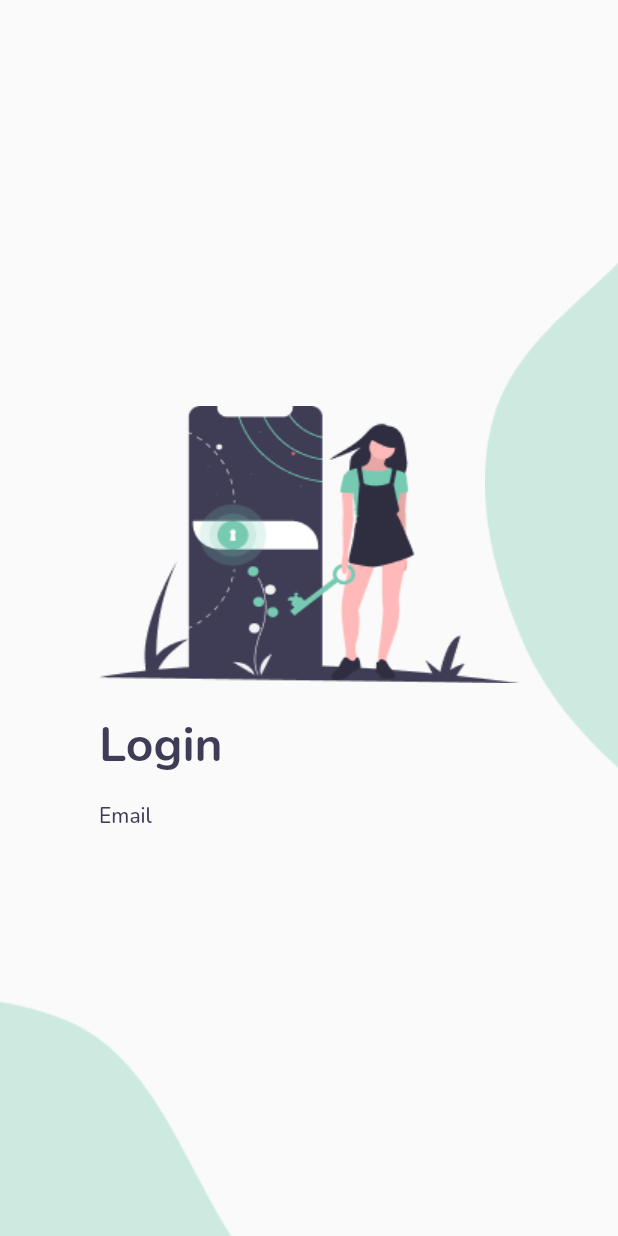
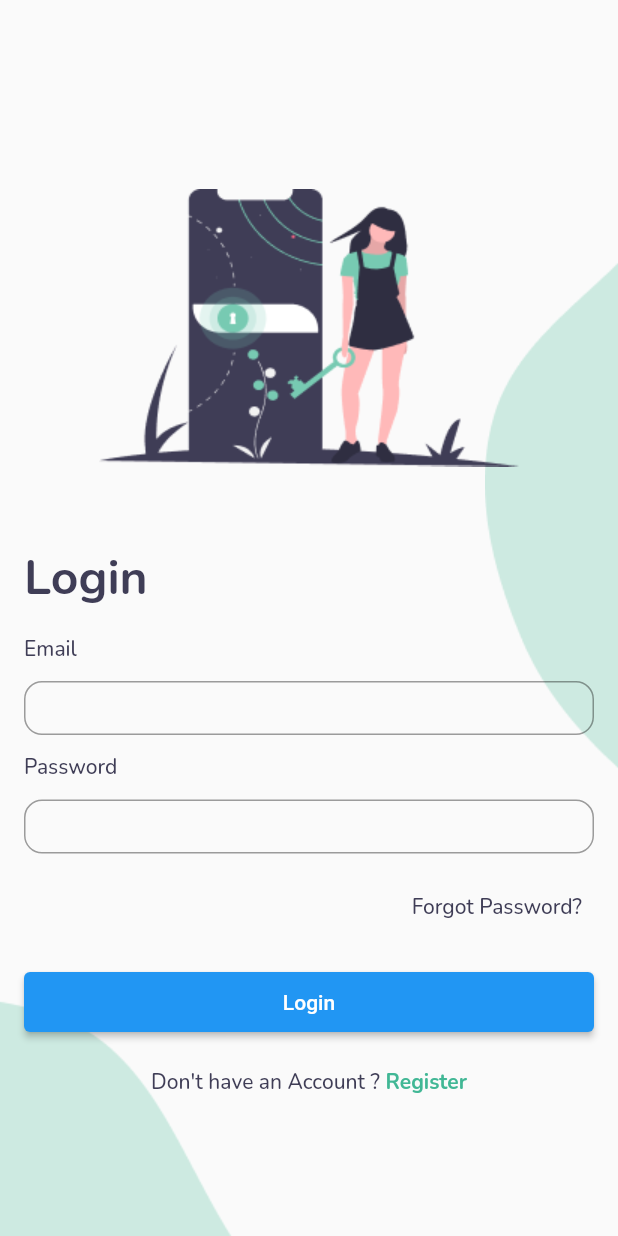
Before and after one commit to BukuTamuKita/Visity-MobileFlutter, a Flutter app: the screen it shows after launch, after a tap on "Get Started ➜", on a phone screen of 412 x 824 dp. Run offline on Flutter 3.47's test engine with Material 2 defaults, Android fonts, the phone set to English and light mode, and no system bars; our stand-ins replace google_fonts.

Commit message:
LoginPageCommit_1

```diff
--- a/lib/constants/style_constants.dart
+++ b/lib/constants/style_constants.dart
@@ -10,3 +10,4 @@ var HTextStyle3 = GoogleFonts.nunito(fontWeight: FontWeight.w700, color: TextCol
 //loginpage text
 var LPTextStyle1 = GoogleFonts.nunito(fontWeight: FontWeight.w700, color: TextColor1, fontSize: 32);
 var LPTextStyle2 = GoogleFonts.nunito(fontWeight: FontWeight.w500, color: TextColor1, fontSize: 14);
+var LPTextStyle3 = GoogleFonts.nunito(fontWeight: FontWeight.w700, color: TextColor2, fontSize: 14);
--- /dev/null
+++ b/lib/screens/homescreen/components/RoundedInputField.dart
@@ -0,0 +1,27 @@
+import 'package:bukutamu_android/screens/homescreen/components/text_field_container.dart';
+import 'package:flutter/material.dart';
+
+class RoundedInputField extends StatelessWidget {
+  final ValueChanged<String> onChanged;
+  const RoundedInputField({
+    Key? key,
+    required this.onChanged,
+  }) : super(key: key);
+
+  @override
+  Widget build(BuildContext context) {
+    return TextFieldContainer(
+      child: Center(
+        child: TextField(
+          decoration: InputDecoration(
+              border: OutlineInputBorder(
+                  borderRadius: BorderRadius.all(
+                    Radius.circular(12),
+                  )
+              )
+          ),
+        ),
+      ),
+    );
+  }
+}
--- /dev/null
+++ b/lib/screens/homescreen/components/RoundedPasswordField.dart
@@ -0,0 +1,28 @@
+import 'package:bukutamu_android/screens/homescreen/components/text_field_container.dart';
+import 'package:flutter/material.dart';
+
+class RoundedPasswordField extends StatelessWidget {
+  final ValueChanged<String> onChanged;
+  const RoundedPasswordField({
+    Key? key,
+    required this.onChanged,
+  }) : super(key: key);
+
+  @override
+  Widget build(BuildContext context) {
+    return TextFieldContainer(
+      child: Center(
+        child: TextField(
+          obscureText: true,
+          decoration: InputDecoration(
+              border: OutlineInputBorder(
+                  borderRadius: BorderRadius.all(
+                    Radius.circular(12),
+                  )
+              )
+          ),
+        ),
+      ),
+    );
+  }
+}
--- a/lib/screens/homescreen/components/body.dart
+++ b/lib/screens/homescreen/components/body.dart
@@ -1,4 +1,7 @@
+import 'package:bukutamu_android/constants/color_constants.dart';
 import 'package:bukutamu_android/constants/style_constants.dart';
+import 'package:bukutamu_android/screens/homescreen/components/RoundedInputField.dart';
+import 'package:bukutamu_android/screens/homescreen/components/RoundedPasswordField.dart';
 import 'package:bukutamu_android/screens/homescreen/components/background.dart';
 import 'package:flutter/material.dart';
 import 'package:flutter/widgets.dart';
@@ -9,39 +12,114 @@ class Body extends StatelessWidget {
   Widget build(BuildContext context) {
     Size size = MediaQuery.of(context).size;
     return Background(
+      child: Padding(
+        padding: EdgeInsets.only(right: 16, left: 16),
         child: Column(
           mainAxisAlignment: MainAxisAlignment.center,
-        crossAxisAlignment: CrossAxisAlignment.start,
+          crossAxisAlignment: CrossAxisAlignment.stretch,
           children: <Widget>[
             Image.asset('assets/images/loginpage.png'),
             Container(
                 child: Column(
-              mainAxisAlignment: MainAxisAlignment.end,
                   crossAxisAlignment: CrossAxisAlignment.start,
                   children: [
                     Padding(
                         padding: EdgeInsets.only(top: 20)
                     ),
-                Text("Login",
+                    Text(
+                      "Login",
                       style: LPTextStyle1,)
                   ],
                 )
             ),
             Container(
                 child: Column(
-                mainAxisAlignment: MainAxisAlignment.end,
+                  mainAxisAlignment: MainAxisAlignment.start,
                   crossAxisAlignment: CrossAxisAlignment.start,
                   children: [
                     Padding(
                         padding: EdgeInsets.only(top: 15)
                     ),
-                  Text("Email",
+                    Text(
+                      "Email",
                       style: LPTextStyle2,)
                   ],
+                )
+            ),
+            RoundedInputField(
+              onChanged: (value) {},
+            ),
+            Container(
+                child: Column(
+                  mainAxisAlignment: MainAxisAlignment.end,
+                  crossAxisAlignment: CrossAxisAlignment.start,
+                  children: [
+                    Text("Password",
+                      style: LPTextStyle2,)
+                  ],
+                )
+            ),
+            RoundedPasswordField(
+              onChanged: (value) {},
+            ),
+            Container(
+              child: Row(
+                crossAxisAlignment: CrossAxisAlignment.start,
+                mainAxisAlignment: MainAxisAlignment.end,
+                children: <Widget>[
+                  TextButton(
+                      onPressed: () {
+
+                      },
+                      child: Text(
+                        "Forgot Password?",
+                        style: LPTextStyle2,
                       )
                   )
                 ],
               ),
+            ),
+            Container(
+              padding: EdgeInsets.only (top: 15),
+              child: ElevatedButton(
+                onPressed: () {
+
+                },
+                child: Text(
+                  "Login"
+                ),
+                style: ElevatedButton.styleFrom(
+                  // minimumSize: Size(20, 40),
+                  fixedSize: Size(200,40),
+                ),
+              )
+            ),
+            Container(
+              padding:
+                EdgeInsets.only(top: 20),
+              child: Row(
+              crossAxisAlignment: CrossAxisAlignment.start,
+              mainAxisAlignment: MainAxisAlignment.center,
+              children: <Widget>[
+                Text(
+                  "Don't have an Account ?",
+                  style: LPTextStyle2,
+                ),
+                GestureDetector(
+                  onTap: () {
+
+                  },
+                  child: Text(
+                    " Register",
+                    style: LPTextStyle3,
+                  ),
+                ),
+              ],
+            ),
+            ),
+          ],
+        ),
+      )
     );
   }
 }
--- /dev/null
+++ b/lib/screens/homescreen/components/text_field_container.dart
@@ -0,0 +1,21 @@
+import 'package:flutter/material.dart';
+
+class TextFieldContainer extends StatelessWidget {
+  final Widget child;
+  const TextFieldContainer({
+    Key? key,
+    required this.child,
+  }) : super(key: key);
+
+  @override
+  Widget build(BuildContext context) {
+    Size size = MediaQuery.of(context).size;
+    return Container(
+      margin: EdgeInsets.symmetric(vertical: 10),
+      padding: EdgeInsets.symmetric(vertical: 2),
+      width: size.width * 0.8,
+      height: 40,
+      child: child,
+    );
+  }
+}
--- a/lib/screens/welcomepage/WelcomePage.dart
+++ b/lib/screens/welcomepage/WelcomePage.dart
@@ -13,7 +13,7 @@ class WelcomePage extends StatelessWidget {
         child: ListView(
           children: <Widget>[
             //Images section
-            Padding(padding: EdgeInsets.only(left: 16, right: 16, top: 100),
+            Padding(padding: EdgeInsets.only(left: 16, right: 16, top: 130),
               child: Container(
                 alignment: Alignment.topCenter,
                 width: 350,
@@ -46,7 +46,7 @@ class WelcomePage extends StatelessWidget {
 
             ),
             //Button Section
-            Padding(padding: EdgeInsets.only(left: 55, right: 25, top: 70),
+            Padding(padding: EdgeInsets.only(left: 55, right: 25, top: 45),
               child: Container(
                 alignment: Alignment.bottomRight,
                 padding: EdgeInsets.all(3),
```
Lines whose indentation alone changed are shown as unchanged.
